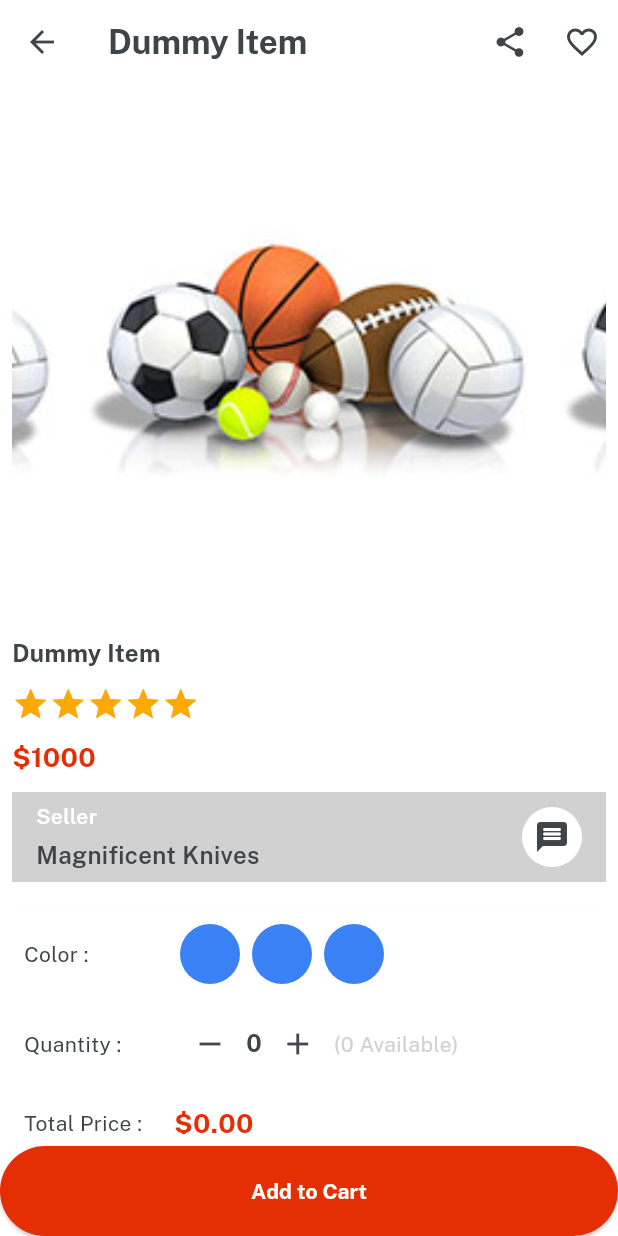
After one commit to Shahzaibshakeelcheema/Flutter-Ecommerce-Project, a Flutter app: the ItemDetails screen opened directly, on a phone screen of 412 x 824 dp. The commit adds this screen. Run offline on Flutter 3.47's test engine with Material 3 defaults, Android fonts, the phone set to English and light mode, and no system bars; drawn by our look-alikes of velocity_x; our stand-ins replace get.

Commit message:
created category screen & created sub category as well & Created Product Screen

```diff
--- a/lib/consts/lists.dart
+++ b/lib/consts/lists.dart
@@ -28,3 +28,10 @@ const featuredImages1 =[imgS1,imgS2,imgS3];
 const featuredImages2 =[imgS4,imgS5,imgS6];
 const featuredTitles1 =[womenDress,girlDress,girlWatches];
 const featuredTitles2 =[boysGlassess,mobilePhone,tShirt];
+
+// category Screen
+const categoriesList=[womenClothing,menClothingFashion,compAccess, autoMobile , kidtoys , sports, jewellary, cellPhone,furniture];
+const categoryImages = [imgFc1,imgFc2,imgFc3,imgFc4,imgFc5,imgFc6,imgFc7,imgFc8,imgFc9];
+
+// item Detail Buttons
+const itemDetailsButtonList = [videos,reviews,sellerPolicy,returnPolicy,supportPolicy];
--- a/lib/consts/strings.dart
+++ b/lib/consts/strings.dart
@@ -29,3 +29,9 @@ const searchanything = "Search Anything..." , todaydeal = "Today's Deal " , flas
 const womenDress = "Women Dresses ", girlWatches = "Girl Watches ", mobilePhone = "Mobile Phones", boysGlassess= "Boys Glasses ", tShirt = "T Shirts" , girlDress =" Girls Dresses";
 const featuredProduct = "Featured Product";
 //const = " ";
+
+// category screen
+const womenClothing = "Women Clothing", menClothingFashion = "Men Clothing & Fashion" , compAccess = "Computer & Accessiories " , autoMobile = " AutoMobile" , kidtoys = "Kids & Toys" , sports ="Sports " , jewellary ="Jewellary", cellPhone = "Cell Phones & Tablets" , furniture = " Furniture";
+
+//item detail screen
+const videos="Videos" , reviews ="Reviews" , sellerPolicy = "Seller Policy", returnPolicy = "Return Policy " , supportPolicy ="Support Policy" ,productYouMayLike = "Products You May Also Like";
--- a/lib/main.dart
+++ b/lib/main.dart
@@ -20,6 +20,10 @@ class MyApp extends StatelessWidget {
       theme: ThemeData(
         scaffoldBackgroundColor: Colors.transparent,
         appBarTheme: const AppBarTheme(
+          //for making icon colors of app
+          iconTheme: IconThemeData(
+            color: darkFontGrey
+          ),
           backgroundColor: Colors.transparent,
         ),
         fontFamily: regular,
--- /dev/null
+++ b/lib/views/category_screen/category_detail.dart
@@ -0,0 +1,64 @@
+// ignore: unnecessary_import
+// ignore_for_file: prefer_const_constructors, unused_import, unnecessary_import, duplicate_ignore
+
+import 'package:flutter/widgets.dart';
+import 'package:get/get.dart';
+import 'package:store/consts/consts.dart';
+import 'package:store/consts/lists.dart';
+import 'package:store/views/category_screen/item_detail.dart';
+import 'package:store/widgets_common/bd_widget.dart';
+
+class CategoryDetails extends StatelessWidget {
+  final String?title;
+  const CategoryDetails({super.key , required this.title});
+
+  @override
+  Widget build(BuildContext context) {
+    return bgWidget(
+      child: Scaffold(
+        appBar: AppBar(
+          title: title!.text.fontFamily(bold).white.make(),
+        ),
+        body: Container(
+          padding: EdgeInsets.all(12),
+          child: Column(
+            children: [
+              SingleChildScrollView(
+                physics: BouncingScrollPhysics(),
+                scrollDirection: Axis.horizontal,
+                child: Row(
+                  children: List.generate(6, (index)=>" Baby Clothing".text.size(12).fontFamily(semibold).color(darkFontGrey).makeCentered().box.white.rounded.size(120,60).margin(EdgeInsets.symmetric(horizontal: 4)).padding(EdgeInsets.all(4)).make()),
+                ),
+              ),
+              //==========================================
+                          //items Container
+            //============================================
+20.heightBox,
+          Expanded(child: GridView.builder(
+            physics: BouncingScrollPhysics(),
+            shrinkWrap: true,
+            itemCount: 6,
+            gridDelegate: SliverGridDelegateWithFixedCrossAxisCount(crossAxisCount: 2, mainAxisExtent: 250), itemBuilder: (context,index){
+            return Column(
+                        mainAxisAlignment: MainAxisAlignment.start,
+                        crossAxisAlignment: CrossAxisAlignment.start,
+                        children: [
+                              Image.asset(imgP5,width: 200, height: 150, fit: BoxFit.cover,),
+                              "Laptop : 4GB/128 SSD ".text.fontFamily(semibold).color(darkFontGrey).make(),
+                              10.heightBox,
+                              "\$600".text.fontFamily(bold).size(16).color(redColor).make(),
+                            ],
+                          ).box.white.roundedSM.outerShadowSm.margin(const EdgeInsetsDirectional.symmetric(horizontal: 4)).padding(const EdgeInsets.all(12)).make().onTap((){
+                            Get.to(()=> ItemDetails(title: "Dummy Item"));
+                          });
+          }))
+
+            ],
+
+          ),
+        ),
+      )
+    );
+
+  }
+}
--- a/lib/views/category_screen/category_screen.dart
+++ b/lib/views/category_screen/category_screen.dart
@@ -1,12 +1,42 @@
+// ignore: unused_import
+import 'package:flutter/foundation.dart';
+// ignore: unnecessary_import
 import 'package:flutter/material.dart';
+import 'package:get/get.dart';
+import 'package:store/consts/consts.dart';
+import 'package:store/consts/lists.dart';
+import 'package:store/views/category_screen/category_detail.dart';
+import 'package:store/widgets_common/bd_widget.dart';
 
 class CategoryScreen extends StatelessWidget {
   const CategoryScreen({super.key});
 
   @override
   Widget build(BuildContext context) {
-    return Container(
-      color: Colors.green,
+    return bgWidget(
+      child: Scaffold(
+        appBar: AppBar(
+          title: categories.text.fontFamily(bold).color(whiteColor).make(),
+        ),
+        body: Container(
+
+          padding: const EdgeInsets.all(12),
+          child: GridView.builder(
+            shrinkWrap: true,
+            itemCount: 9,
+            gridDelegate: const SliverGridDelegateWithFixedCrossAxisCount(crossAxisCount: 3 , mainAxisSpacing: 8, crossAxisSpacing: 8, mainAxisExtent: 200), itemBuilder: (context , index){
+            return Column(
+              children: [
+                Image.asset(categoryImages[index],height: 120,width: 200,fit: BoxFit.cover),
+                10.heightBox,
+                categoriesList[index].text.color(darkFontGrey).align(TextAlign.center).make(),
+              ],
+            ).box.white.roundedSM.clip(Clip.antiAlias).outerShadowSm.padding(const EdgeInsets.all(4)).make().onTap((){
+              Get.to(()=> CategoryDetails(title: categoriesList[index]));
+            });
+          }),
+        ),
+      )
     );
   }
 }
--- /dev/null
+++ b/lib/views/category_screen/item_detail.dart
@@ -0,0 +1,212 @@
+// ignore_for_file: prefer_const_literals_to_create_immutables
+
+import 'package:store/consts/consts.dart';
+import 'package:store/consts/lists.dart';
+import 'package:store/widgets_common/our_button.dart';
+
+class ItemDetails extends StatelessWidget {
+  final String? title;
+  const ItemDetails({super.key, required this.title});
+
+  @override
+  Widget build(BuildContext context) {
+    return Scaffold(
+        backgroundColor: whiteColor,
+        appBar: AppBar(
+          title: title!.text.color(darkFontGrey).fontFamily(bold).make(),
+          // ignore: prefer_const_constructors, prefer_const_literals_to_create_immutables
+          actions: [
+            IconButton(onPressed: () {}, icon: const Icon(Icons.share)),
+            IconButton(
+                onPressed: () {}, icon: const Icon(Icons.favorite_outline)),
+          ],
+        ),
+        body: Column(
+          children: [
+            Expanded(
+                child: Padding(
+              padding: EdgeInsets.all(8),
+              child: SingleChildScrollView(
+                child: Column(
+                  crossAxisAlignment: CrossAxisAlignment.start,
+                  children: [
+                    //swiper section
+                    VxSwiper.builder(
+                        autoPlay: true,
+                        height: 350,
+                        aspectRatio: 16 / 9,
+                        itemCount: 3,
+                        itemBuilder: (context, index) {
+                          return Image.asset(
+                            imgFc5,
+                            width: double.infinity,
+                            fit: BoxFit.cover,
+                          );
+                        }),
+                    10.heightBox,
+                    //title of item
+                    title!.text
+                        .size(16)
+                        .fontFamily(bold)
+                        .color(darkFontGrey)
+                        .make(),
+                    10.heightBox,
+                    //item details
+                    VxRating(
+                      onRatingUpdate: (value) {},
+                      normalColor: textfieldGrey,
+                      selectionColor: golden,
+                      count: 5,
+                      size: 25,
+                      stepInt: true,
+                    ),
+                    10.heightBox,
+                    "\$1000"
+                        .text
+                        .size(18)
+                        .fontFamily(bold)
+                        .color(redColor)
+                        .make(),
+                    10.heightBox,
+                    Row(
+                      children: [
+                        Expanded(
+                          child: Column(
+                            mainAxisAlignment: MainAxisAlignment.center,
+                            crossAxisAlignment: CrossAxisAlignment.start,
+                            children: [
+                              "Seller".text.fontFamily(semibold).color(whiteColor).make(),
+                              5.heightBox,
+                              "Magnificent Knives".text.fontFamily(semibold).color(darkFontGrey).size(16).make()
+
+                            ],
+                          ),
+                        ),
+                        CircleAvatar(
+                          backgroundColor: whiteColor,
+                          child: Icon(
+                            Icons.message_rounded,
+                            color: darkFontGrey,
+                          ),
+                        )
+                      ],
+                    ).box.height(60).padding(EdgeInsets.symmetric(horizontal: 16)).color(textfieldGrey).make(),
+                    20.heightBox,
+                    Column(
+
+                      children: [
+                        Row(
+                        children: [
+                          SizedBox(
+                            width: 100,
+                            child: "Color : ".text.color(darkFontGrey).make(),
+                          ),
+
+                          Row(
+                        // crossAxisAlignment: CrossAxisAlignment.center,
+                        // mainAxisAlignment: MainAxisAlignment.center,
+                        children: List.generate(3,(index)=> VxBox().size(40,40).
+                        roundedFull.margin(EdgeInsets.symmetric(horizontal: 4)).
+                        color(Vx.randomPrimaryColor).make()),
+                      ),
+                        ],
+                      ).box.padding(EdgeInsets.all(8)).make(),
+
+
+                      //quantity section
+
+                       Row(
+                        children: [
+                          SizedBox(
+                             width: 100,
+                            child: "Quantity : ".text.color(darkFontGrey).make(),
+                          ),
+
+                           Row(
+                        children: [
+                          IconButton(onPressed: (){}, icon: Icon(Icons.remove)),
+                          "0".text.size(16).color(darkFontGrey).fontFamily(bold).make(),
+                          IconButton(onPressed: (){}, icon: Icon(Icons.add)),
+                          10.heightBox,
+                          "(0 Available)".text.color(textfieldGrey).make()
+
+                        ],)
+                        ],
+                      ).box.padding(EdgeInsets.all(8)).make(),
+
+                      Row(
+                        children: [
+                          SizedBox(
+                             width: 100,
+                            child: "Total Price : ".text.color(darkFontGrey).make(),
+                          ),
+
+                           Row(
+                        children: [
+
+                          "\$0.00".text.color(redColor).fontFamily(bold).size(18).make()
+
+                        ],)
+                        ],
+                      ).box.padding(EdgeInsets.all(8)).make(),
+
+
+                      ],
+                    ).box.color(whiteColor).shadowSm.make(),
+                  10.heightBox,
+                  "Description  ".text.color(darkFontGrey).fontFamily(semibold).make(),
+                  10.heightBox,
+                  "This is a Dummy Description of a dummy item.... wertyu ghjhkjm gvhgjk ghjk ghjk ghjk ghjk ghjk ghjk ghjk ghj  ".text.color(darkFontGrey).make(),
+                  20.heightBox,
+                  // button section
+                  // ListView(
+                  //   children: List.generate(5, (index)=> Row(
+
+                  //   ).box.make(),),
+                  // )
+
+                  ListView(
+                    shrinkWrap: true,
+                    physics: NeverScrollableScrollPhysics(),
+                    children: List.generate(itemDetailsButtonList.length, (index)=> ListTile(
+                      title: "${itemDetailsButtonList[index]}".text.fontFamily(semibold).color(darkFontGrey).make(),
+                      trailing: Icon(Icons.arrow_forward),
+                    )),
+                  ),
+                  20.heightBox,
+                  productYouMayLike.text.fontFamily(semibold).color(darkFontGrey).make(),
+                  20.heightBox,
+                  //copied this wiget from home screen
+                  SingleChildScrollView(
+                        scrollDirection: Axis.horizontal,
+                        child: Row(
+                          children: List.generate(6,
+                          (index)=> Column(
+                            crossAxisAlignment: CrossAxisAlignment.start,
+                            children: [
+                              Image.asset(imgP1,width: 150, fit: BoxFit.cover,),
+                              10.heightBox,
+                              "Laptop : 4GB/128 SSD ".text.fontFamily(semibold).color(darkFontGrey).make(),
+                              10.heightBox,
+                              "\$600".text.fontFamily(bold).size(16).color(redColor).make(),
+                            ],
+                          ).box.white.roundedSM.margin(const EdgeInsetsDirectional.symmetric(horizontal: 4)).padding(const EdgeInsets.all(8)).make()),
+                        ),
+                      ),
+                  ],
+                ),
+              ),
+            )),
+            SizedBox(
+              width: double.infinity,
+              height: 60,
+              child: ourButton(
+                  onPress: () {},
+                  color: redColor,
+                  textColor: whiteColor,
+                  title: "Add to Cart"),
+            )
+          ],
+        ));
+  }
+}
```
